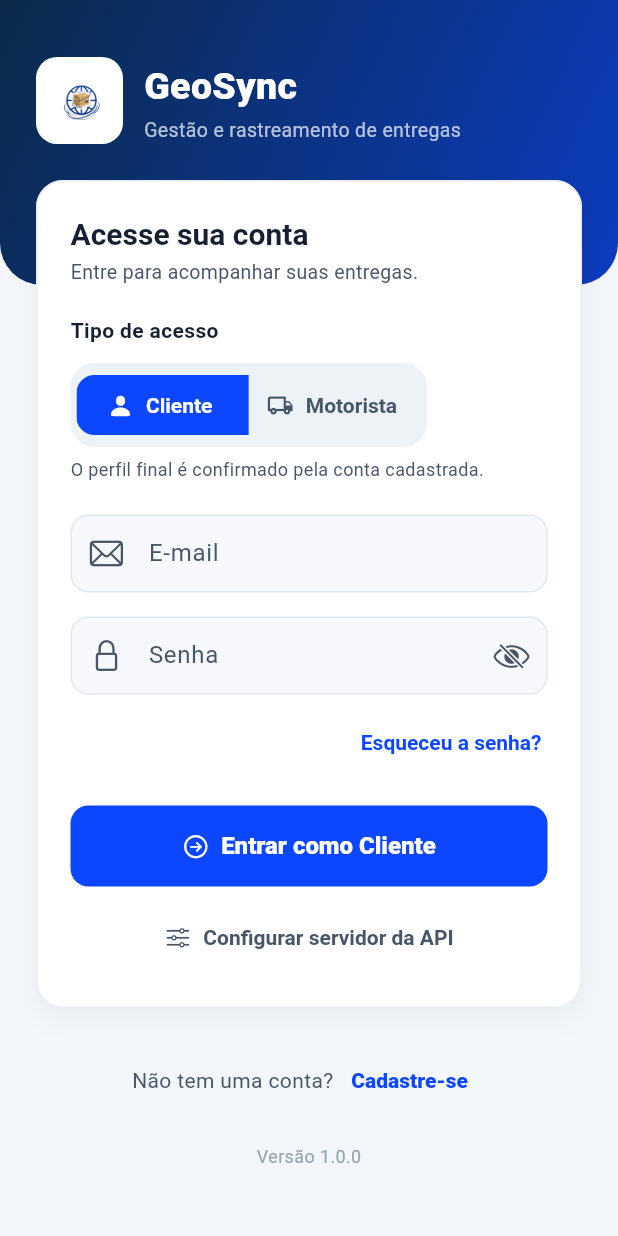
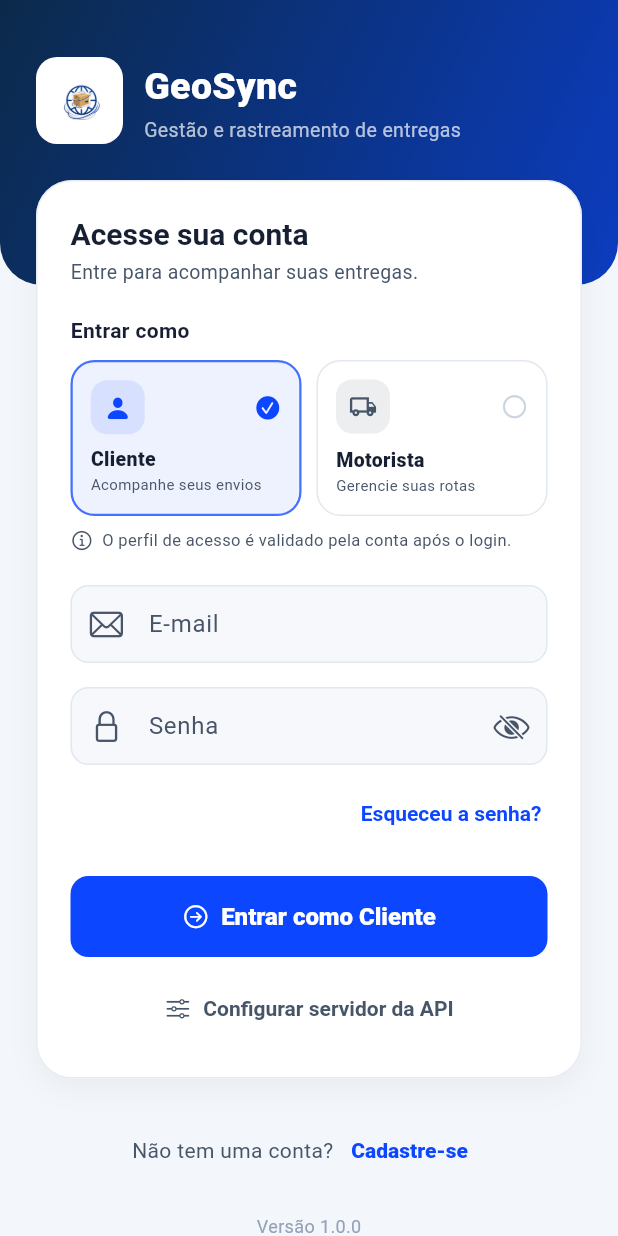
Before and after one commit to MuriloBreda/GeoSync, a Flutter app: the screen it shows after launch, on a phone screen of 412 x 824 dp. Run offline on Flutter 3.47's test engine with Material 3 defaults, Android fonts, the phone set to English and light mode, and no system bars; our stand-ins replace flutter_map, flutter_riverpod, flutter_secure_storage, image_picker, latlong2, lucide_icons_flutter and 4 more; missing offline and left inert: cryptography, file_selector, mobile_scanner; accounts and stored records are empty.

Commit message:
feat: adicionar seleção de tipo de acesso na tela de login e melhorias na navegação do mapa

```diff
--- a/App/geo_sync_mobile/lib/login_screen.dart
+++ b/App/geo_sync_mobile/lib/login_screen.dart
@@ -113,6 +113,106 @@ class _LoginScreenState extends State<LoginScreen>
 
   Future<void> _configurarServidor() => configurarServidorApi(context);
 
+  Widget _tipoAcessoCard({
+    required String tipo,
+    required String descricao,
+    required IconData icone,
+  }) {
+    final scheme = Theme.of(context).colorScheme;
+    final selecionado = _tipoUsuario == tipo;
+    final cor = selecionado ? scheme.primary : scheme.onSurfaceVariant;
+    final radius = BorderRadius.circular(16);
+
+    return Expanded(
+      child: Semantics(
+        button: true,
+        selected: selecionado,
+        label: '$tipo: $descricao',
+        child: Material(
+          color: Colors.transparent,
+          borderRadius: radius,
+          child: InkWell(
+            onTap: _carregando
+                ? null
+                : () => setState(() => _tipoUsuario = tipo),
+            borderRadius: radius,
+            child: AnimatedContainer(
+              duration: const Duration(milliseconds: 180),
+              curve: Curves.easeOut,
+              height: 104,
+              padding: const EdgeInsets.all(12),
+              decoration: BoxDecoration(
+                color: selecionado
+                    ? Color.alphaBlend(
+                        scheme.primary.withValues(alpha: .07),
+                        scheme.surface,
+                      )
+                    : scheme.surface,
+                borderRadius: radius,
+                border: Border.all(
+                  color: selecionado
+                      ? scheme.primary.withValues(alpha: .75)
+                      : scheme.outlineVariant,
+                  width: selecionado ? 1.5 : 1,
+                ),
+              ),
+              child: Column(
+                crossAxisAlignment: CrossAxisAlignment.start,
+                children: [
+                  Row(
+                    children: [
+                      AnimatedContainer(
+                        duration: const Duration(milliseconds: 180),
+                        width: 36,
+                        height: 36,
+                        decoration: BoxDecoration(
+                          color: cor.withValues(alpha: .10),
+                          borderRadius: BorderRadius.circular(11),
+                        ),
+                        child: Icon(icone, color: cor, size: 19),
+                      ),
+                      const Spacer(),
+                      AnimatedSwitcher(
+                        duration: const Duration(milliseconds: 180),
+                        child: Icon(
+                          selecionado
+                              ? CupertinoIcons.checkmark_circle_fill
+                              : CupertinoIcons.circle,
+                          key: ValueKey(selecionado),
+                          size: 18,
+                          color: selecionado ? scheme.primary : scheme.outline,
+                        ),
+                      ),
+                    ],
+                  ),
+                  const Spacer(),
+                  Text(
+                    tipo,
+                    style: TextStyle(
+                      color: scheme.onSurface,
+                      fontSize: 13,
+                      fontWeight: FontWeight.w800,
+                    ),
+                  ),
+                  const SizedBox(height: 2),
+                  Text(
+                    descricao,
+                    maxLines: 1,
+                    overflow: TextOverflow.ellipsis,
+                    style: TextStyle(
+                      color: scheme.onSurfaceVariant,
+                      fontSize: 10,
+                    ),
+                  ),
+                ],
+              ),
+            ),
+          ),
+        ),
+      ),
+    );
+  }
+
   @override
   Widget build(BuildContext context) {
     final scheme = Theme.of(context).colorScheme;
@@ -211,7 +311,7 @@ class _LoginScreenState extends State<LoginScreen>
                             ),
                             decoration: BoxDecoration(
                               color: scheme.surface,
-                              borderRadius: BorderRadius.circular(18),
+                              borderRadius: BorderRadius.circular(24),
                               border: Border.all(
                                 color: scheme.outlineVariant.withValues(
                                   alpha: 0.85,
@@ -247,79 +347,51 @@ class _LoginScreenState extends State<LoginScreen>
                                   ),
                                   const SizedBox(height: 20),
                                   Text(
-                                    'Tipo de acesso',
+                                    'Entrar como',
                                     style: TextStyle(
                                       fontSize: 14,
                                       fontWeight: FontWeight.w700,
                                       color: scheme.onSurface,
                                     ),
                                   ),
-                                  const SizedBox(height: 12),
-                                  Container(
-                                    padding: const EdgeInsets.all(4),
-                                    decoration: BoxDecoration(
-                                      color: scheme.surfaceContainerHighest,
-                                      borderRadius: BorderRadius.circular(16),
-                                    ),
-                                    child: SegmentedButton<String>(
-                                      showSelectedIcon: false,
-                                      style: SegmentedButton.styleFrom(
-                                        minimumSize: const Size(0, 48),
-                                        padding: const EdgeInsets.symmetric(
-                                          horizontal: 12,
-                                        ),
-                                        textStyle: const TextStyle(
-                                          fontWeight: FontWeight.w600,
-                                        ),
-                                        foregroundColor:
-                                            scheme.onSurfaceVariant,
-                                        selectedForegroundColor:
-                                            scheme.onPrimary,
-                                        backgroundColor:
-                                            scheme.surfaceContainerHighest,
-                                        selectedBackgroundColor: scheme.primary,
-                                        side: BorderSide.none,
-                                        shape: RoundedRectangleBorder(
-                                          borderRadius: BorderRadius.circular(
-                                            12,
+                                  const SizedBox(height: 10),
+                                  Row(
+                                    children: [
+                                      _tipoAcessoCard(
+                                        tipo: 'Cliente',
+                                        descricao: 'Acompanhe seus envios',
+                                        icone: CupertinoIcons.person_fill,
+                                      ),
+                                      const SizedBox(width: 10),
+                                      _tipoAcessoCard(
+                                        tipo: 'Motorista',
+                                        descricao: 'Gerencie suas rotas',
+                                        icone: Icons.local_shipping_outlined,
+                                      ),
+                                    ],
+                                  ),
+                                  const SizedBox(height: 9),
+                                  Row(
+                                    crossAxisAlignment:
+                                        CrossAxisAlignment.start,
+                                    children: [
+                                      Icon(
+                                        CupertinoIcons.info_circle,
+                                        color: scheme.onSurfaceVariant,
+                                        size: 15,
+                                      ),
+                                      const SizedBox(width: 6),
+                                      Expanded(
+                                        child: Text(
+                                          'O perfil de acesso é validado pela conta após o login.',
+                                          style: TextStyle(
+                                            color: scheme.onSurfaceVariant,
+                                            fontSize: 11,
+                                            height: 1.35,
                                           ),
                                         ),
-                                        elevation: 0,
-                                        shadowColor: scheme.primary.withValues(
-                                          alpha: 0.22,
-                                        ),
                                       ),
-                                      segments: const [
-                                        ButtonSegment(
-                                          value: 'Cliente',
-                                          icon: Icon(
-                                            CupertinoIcons.person_fill,
-                                          ),
-                                          label: Text('Cliente'),
-                                        ),
-                                        ButtonSegment(
-                                          value: 'Motorista',
-                                          icon: Icon(
-                                            Icons.local_shipping_outlined,
-                                          ),
-                                          label: Text('Motorista'),
-                                        ),
-                                      ],
-                                      selected: {_tipoUsuario},
-                                      onSelectionChanged: (selection) =>
-                                          setState(
-                                            () =>
-                                                _tipoUsuario = selection.first,
-                                          ),
-                                    ),
-                                  ),
-                                  const SizedBox(height: 6),
-                                  Text(
-                                    'O perfil final é confirmado pela conta cadastrada.',
-                                    style: TextStyle(
-                                      color: scheme.onSurfaceVariant,
-                                      fontSize: 12,
-                                    ),
+                                    ],
                                   ),
                                   const SizedBox(height: 22),
                                   TextFormField(
@@ -482,7 +554,7 @@ class _LoginScreenState extends State<LoginScreen>
                                   SizedBox(
                                     width: double.infinity,
                                     height: 54,
-                                    child: ElevatedButton.icon(
+                                    child: FilledButton.icon(
                                       onPressed: _carregando
                                           ? null
                                           : _fazerLogin,
@@ -531,7 +603,7 @@ class _LoginScreenState extends State<LoginScreen>
                                           ),
                                         ),
                                       ),
-                                      style: ElevatedButton.styleFrom(
+                                      style: FilledButton.styleFrom(
                                         backgroundColor: primaryColor,
                                         foregroundColor: Colors.white,
                                         elevation: 0,
```
Also changed, not shown: App/geo_sync_mobile/lib/mapa_page.dart (+18 -6 lines), App/geo_sync_mobile/lib/motorista/mapa_motorista_page.dart (+54 -5 lines), App/geo_sync_mobile/lib/remessa_page.dart (+20 -8 lines), App/geo_sync_mobile/lib/tela_dashboard.dart (+15 -46 lines).
